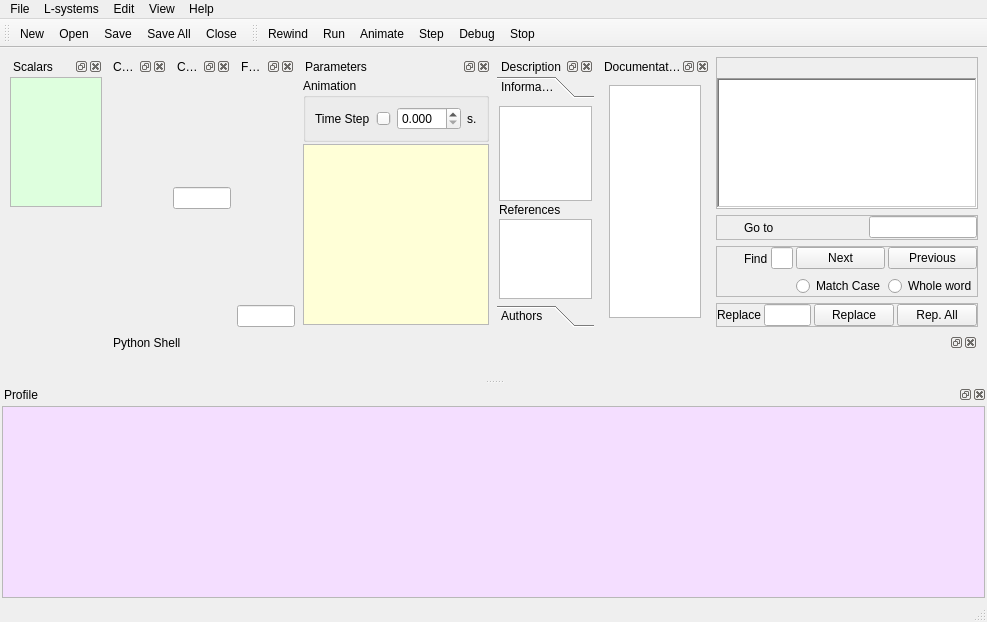
Above: src/openalea/lpy/gui/lpymainwindow.ui from openalea/lpy before the change. Below: the same form after it.
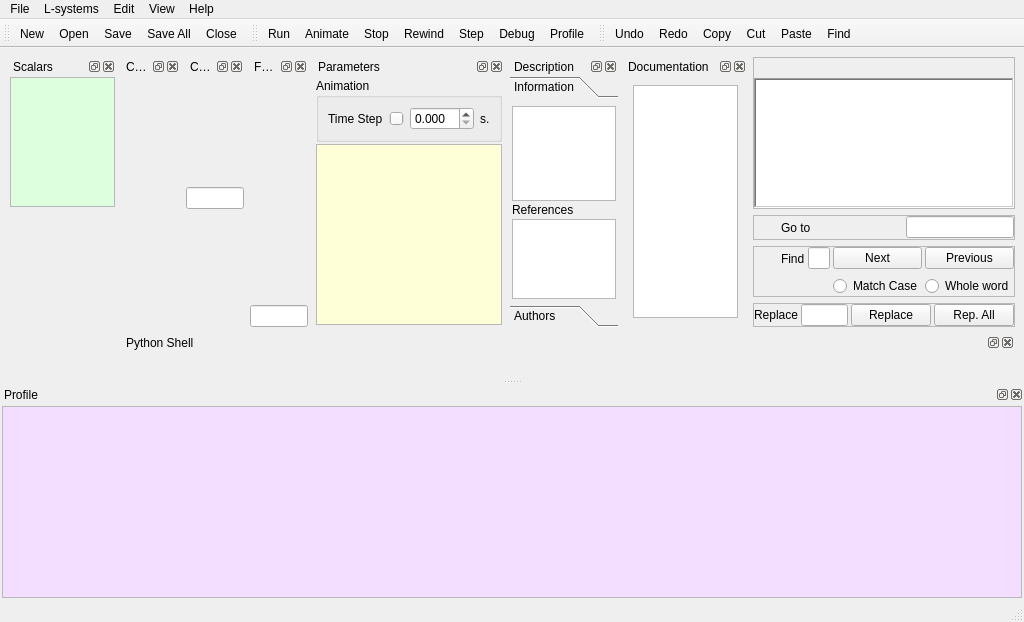
That is the form after the change. Icons and pictures are not drawn. Custom widgets are drawn as their Qt base class.

```diff
--- a/src/openalea/lpy/gui/lpymainwindow.ui
+++ b/src/openalea/lpy/gui/lpymainwindow.ui
@@ -6,7 +6,7 @@
    <rect>
     <x>0</x>
     <y>0</y>
-    <width>987</width>
+    <width>1024</width>
     <height>622</height>
    </rect>
   </property>
@@ -284,8 +284,8 @@
             <rect>
              <x>0</x>
              <y>0</y>
-             <width>80</width>
-             <height>292</height>
+             <width>89</width>
+             <height>184</height>
             </rect>
            </property>
            <attribute name="label">
@@ -944,7 +944,7 @@
     <rect>
      <x>0</x>
      <y>0</y>
-     <width>987</width>
+     <width>1024</width>
      <height>21</height>
     </rect>
    </property>
@@ -1078,12 +1078,13 @@
    <attribute name="toolBarBreak">
     <bool>false</bool>
    </attribute>
-   <addaction name="actionRewind"/>
    <addaction name="actionRun"/>
    <addaction name="actionAnimate"/>
+   <addaction name="actionStop"/>
+   <addaction name="actionRewind"/>
    <addaction name="actionStep"/>
    <addaction name="actionDebug"/>
-   <addaction name="actionStop"/>
+   <addaction name="actionProfile"/>
   </widget>
   <widget class="QDockWidget" name="profilerDock">
    <property name="windowTitle">
@@ -1177,6 +1178,23 @@
     </layout>
    </widget>
   </widget>
+  <widget class="QToolBar" name="editToolBar">
+   <property name="windowTitle">
+    <string>Edit Bar</string>
+   </property>
+   <attribute name="toolBarArea">
+    <enum>TopToolBarArea</enum>
+   </attribute>
+   <attribute name="toolBarBreak">
+    <bool>false</bool>
+   </attribute>
+   <addaction name="actionUndo"/>
+   <addaction name="actionRedo"/>
+   <addaction name="actionCopy"/>
+   <addaction name="actionCut"/>
+   <addaction name="actionPaste"/>
+   <addaction name="actionFind"/>
+  </widget>
   <action name="actionOpen">
    <property name="icon">
     <iconset resource="lpyresources.qrc">
```
Left out of the diff: 4 changed lines with no effect on the pictures.
